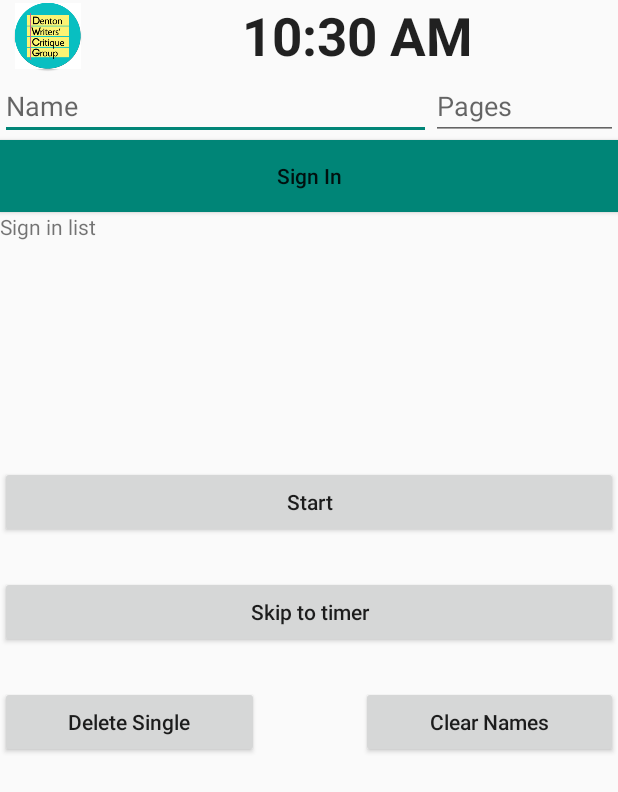
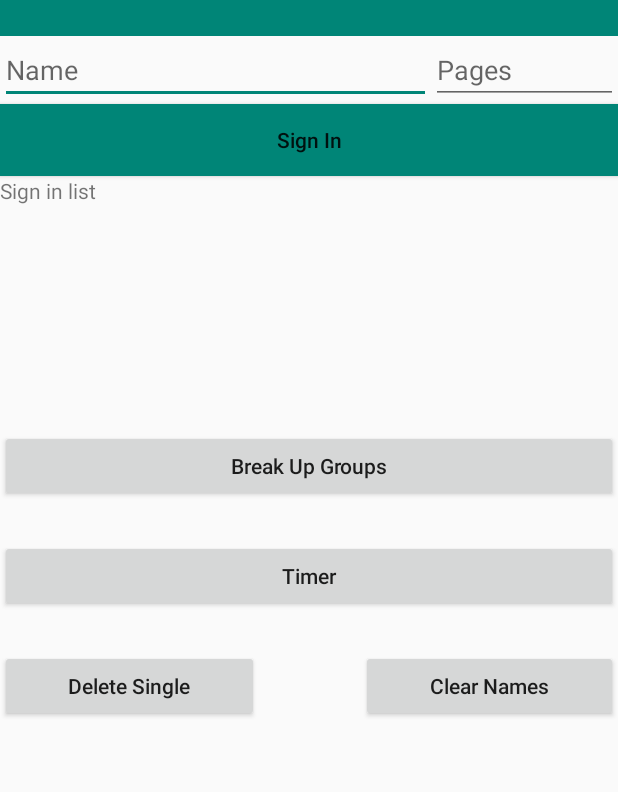
Before and after one commit to Remixt/Denton-Crits-2.0, an Android app: the screen it shows after launch (MainActivity), on a phone screen of 412 x 824 dp. Shown: the top 792 px of the screen. Run offline under Robolectric (Android 15) with nearby library versions, the phone set to English and light mode, and no system bars.

Commit message:
Started work on side menu navigation bar.

```diff
--- a/app/build.gradle
+++ b/app/build.gradle
@@ -21,12 +21,16 @@ android {
 
 dependencies {
     compile fileTree(dir: 'libs', include: ['*.jar'])
+
     androidTestCompile('com.android.support.test.espresso:espresso-core:2.2.2', {
         exclude group: 'com.android.support', module: 'support-annotations'
     })
+
     compile 'com.android.support:appcompat-v7:25.3.1'
     compile 'com.android.support:support-v4:25.3.1'
     compile 'com.android.support.constraint:constraint-layout:1.0.2'
+    compile 'junit:junit:4.12'
+    compile 'com.android.support:cardview-v7:25.3.1'
+    compile 'com.android.support:design:25.3.1'
     testCompile 'junit:junit:4.12'
-    compile 'junit:junit:4.12'
 }
--- a/app/src/main/AndroidManifest.xml
+++ b/app/src/main/AndroidManifest.xml
@@ -4,6 +4,7 @@
 
     <uses-permission android:name="android.permission.WRITE_EXTERNAL_STORAGE" />
     <uses-permission android:name="android.permission.WRITE_INTERNAL_STORAGE" />
+
     <application
         android:allowBackup="true"
         android:icon="@mipmap/ic_launcher"
@@ -18,8 +19,9 @@
                 <category android:name="android.intent.category.LAUNCHER" />
             </intent-filter>
         </activity>
-        <activity android:name=".GroupSortActivity"></activity>
-        <activity android:name=".TimerActivity"></activity>
+        <activity android:name=".GroupSortActivity" />
+        <activity android:name=".TimerActivity" />
+        <activity android:name=".BaseActivity"></activity>
     </application>
 
 </manifest>
--- /dev/null
+++ b/app/src/main/java/com/cbrant/writers/BaseActivity.java
@@ -0,0 +1,28 @@
+package com.cbrant.writers;
+
+
+import android.os.Bundle;
+import android.support.v4.widget.DrawerLayout;
+import android.support.v7.app.AppCompatActivity;
+import android.support.v7.widget.Toolbar;
+import android.widget.FrameLayout;
+
+public class BaseActivity extends AppCompatActivity {
+
+    @Override
+    protected void onCreate(Bundle savedInstanceState) {
+        super.onCreate(savedInstanceState);
+    }
+
+    @Override
+    public void setContentView(int layoutResID)
+    {
+        DrawerLayout fullView = (DrawerLayout) getLayoutInflater().inflate(R.layout.activity_base, null);
+        FrameLayout activityContainer = (FrameLayout) fullView.findViewById(R.id.activity_content);
+        getLayoutInflater().inflate(layoutResID, activityContainer, true);
+        super.setContentView(fullView);
+        Toolbar toolbar = (Toolbar) findViewById(R.id.toolbar);
+        setSupportActionBar(toolbar);
+        setTitle("Activity Title");
+    }
+}
--- a/app/src/main/java/com/cbrant/writers/MainActivity.java
+++ b/app/src/main/java/com/cbrant/writers/MainActivity.java
@@ -16,7 +16,7 @@ import android.widget.Toast;
 import java.util.ArrayList;
 import java.util.List;
 
-public class MainActivity extends AppCompatActivity {
+public class MainActivity extends BaseActivity {
 
 
     private EditText pagesEdit; // sign in entry form for number of pages
@@ -95,17 +95,17 @@ public class MainActivity extends AppCompatActivity {
     }
 
     //starts the group sorting activity
-    public void startGroup(View view) {
+    public void navigateToGroupSort(View view) {
         startActivity(new Intent(MainActivity.this, GroupSortActivity.class));
     }
 
     //skip the sign in, and grouping activities, move to the timer activity
-    public void skipToTimer(View view) {
+    public void navigateToTimer(View view) {
         startActivity(new Intent(MainActivity.this, TimerActivity.class));
     }
 
     //empty the database
-    public void clearTable(View view) {
+    public void clearDatabase(View view) {
         //make sure they hit the button on purpose.
         DialogInterface.OnClickListener dialogClickListener = new DialogInterface.OnClickListener() {
             @Override
@@ -132,7 +132,7 @@ public class MainActivity extends AppCompatActivity {
     }
 
     // remove a specific entry from the database
-    public void removeSingle(View view) {
+    public void removeSingleEntry(View view) {
 
         p = database.getAllPeople();
         list = new ListView(this);
@@ -171,4 +171,8 @@ public class MainActivity extends AppCompatActivity {
         dialog.show();
 
     }
+
+    // email the sign in list
+
+
 }
--- /dev/null
+++ b/app/src/main/res/layout/activity_base.xml
@@ -0,0 +1,31 @@
+<android.support.v4.widget.DrawerLayout
+    android:id="@+id/activity_container"
+    android:layout_width="match_parent"
+    android:layout_height="match_parent"
+    xmlns:android="http://schemas.android.com/apk/res/android"
+    xmlns:app="http://schemas.android.com/apk/res-auto">
+    <LinearLayout xmlns:android="http://schemas.android.com/apk/res/android"
+        android:layout_width="match_parent"
+        android:layout_height="match_parent"
+        android:orientation="vertical">
+
+        <android.support.v7.widget.Toolbar
+            android:id="@+id/toolbar"
+            android:layout_width="match_parent"
+            android:layout_height="24dp"
+            android:background="?android:attr/colorControlActivated"
+            app:title=" " />
+
+        <FrameLayout
+            android:id="@+id/activity_content"
+            android:layout_width="match_parent"
+            android:layout_height="wrap_content" />
+
+    </LinearLayout>
+    <android.support.design.widget.NavigationView
+        android:id="@+id/navigationView"
+        android:layout_width="wrap_content"
+        android:layout_height="match_parent"
+        android:layout_gravity="start"
+        app:menu="@menu/menu_base"/>
+</android.support.v4.widget.DrawerLayout>
--- a/app/src/main/res/layout/activity_main.xml
+++ b/app/src/main/res/layout/activity_main.xml
@@ -17,47 +17,17 @@
         android:layout_width="match_parent"
         android:layout_height="match_parent"
         android:orientation="vertical"
+        android:weightSum="1"
         android:layout_alignParentTop="true"
         android:layout_alignParentLeft="true"
         android:layout_alignParentStart="true"
-        android:weightSum="1">
+        tools:ignore="UselessParent">
 
         <LinearLayout
             android:layout_width="match_parent"
             android:layout_height="wrap_content"
             android:orientation="horizontal">
 
-            <ImageView
-                android:id="@+id/imageView"
-                android:layout_width="wrap_content"
-                android:layout_height="wrap_content"
-                android:layout_marginEnd="8dp"
-                android:layout_marginLeft="8dp"
-                android:layout_marginRight="8dp"
-                android:layout_marginStart="8dp"
-                app:layout_constraintLeft_toLeftOf="parent"
-                app:layout_constraintRight_toRightOf="parent"
-                app:srcCompat="@mipmap/crits_logo"
-                tools:layout_conversion_absoluteHeight="192dp"
-                tools:layout_conversion_absoluteWidth="384dp"
-                tools:layout_conversion_absoluteX="0dp"
-                tools:layout_conversion_absoluteY="240dp"
-                tools:layout_editor_absoluteY="240dp" />
-
-            <TextClock
-                android:id="@+id/textClock"
-                android:layout_width="match_parent"
-                android:layout_height="match_parent"
-                android:textAlignment="center"
-                android:textSize="35sp"
-                android:textStyle="bold"
-                tools:layout_conversion_absoluteHeight="65dp"
-                tools:layout_conversion_absoluteWidth="384dp"
-                tools:layout_conversion_absoluteX="0dp"
-                tools:layout_conversion_absoluteY="175dp"
-                tools:layout_editor_absoluteX="0dp"
-                tools:layout_editor_absoluteY="175dp"
-                tools:targetApi="jelly_bean_mr1" />
         </LinearLayout>
 
         <LinearLayout
@@ -119,7 +89,7 @@
             android:id="@+id/lblSignIn"
             android:layout_width="match_parent"
             android:layout_height="wrap_content"
-            android:text="Sign in list" />
+            android:text="@string/sign_in_list" />
 
         <ListView
             android:id="@+id/signInList"
@@ -137,8 +107,8 @@
                 android:id="@+id/btnStart"
                 android:layout_width="match_parent"
                 android:layout_height="wrap_content"
-                android:onClick="startGroup"
-                android:text="Start"
+                android:onClick="navigateToGroupSort"
+                android:text="@string/break_up_groups"
                 android:textAllCaps="false"
                 tools:layout_conversion_absoluteHeight="48dp"
                 tools:layout_conversion_absoluteWidth="384dp"
@@ -155,8 +125,8 @@
                 android:id="@+id/btnSkip"
                 android:layout_width="match_parent"
                 android:layout_height="wrap_content"
-                android:onClick="skipToTimer"
-                android:text="@string/skip_to_timer"
+                android:onClick="navigateToTimer"
+                android:text="@string/timer"
                 android:textAllCaps="false"
                 tools:layout_conversion_absoluteHeight="48dp"
                 tools:layout_conversion_absoluteWidth="384dp"
@@ -179,8 +149,8 @@
                     android:layout_width="wrap_content"
                     android:layout_height="wrap_content"
                     android:layout_weight="1"
-                    android:onClick="removeSingle"
-                    android:text="Delete Single"
+                    android:onClick="removeSingleEntry"
+                    android:text="@string/delete_single"
                     android:textAllCaps="false" />
 
                 <Space
@@ -193,8 +163,8 @@
                     android:layout_width="wrap_content"
                     android:layout_height="wrap_content"
                     android:layout_weight="1"
-                    android:onClick="clearTable"
-                    android:text="Clear Names"
+                    android:onClick="clearDatabase"
+                    android:text="@string/clear_names"
                     android:textAllCaps="false"
                     tools:layout_conversion_absoluteHeight="48dp"
                     tools:layout_conversion_absoluteWidth="384dp"
--- /dev/null
+++ b/app/src/main/res/menu/menu_base.xml
@@ -0,0 +1,19 @@
+<?xml version="1.0" encoding="utf-8"?>
+<menu xmlns:android="http://schemas.android.com/apk/res/android">
+    <item
+        android:id="@+id/action_main"
+        android:icon="@android:drawable/ic_btn_speak_now"
+        android:title="Main Activity"/>
+    <item
+        android:id="@+id/action_other"
+        android:icon="@android:drawable/ic_btn_speak_now"
+        android:title="Other Activity"/>
+    <item
+        android:id="@+id/action_noHamburger"
+        android:icon="@android:drawable/ic_btn_speak_now"
+        android:title="No Hamburger"/>
+    <item
+        android:id="@+id/action_noToolbar"
+        android:icon="@android:drawable/ic_btn_speak_now"
+        android:title="No Toolbar"/>
+</menu>
--- /dev/null
+++ b/app/src/main/res/values/attrs_nav_drawer.xml
@@ -0,0 +1,8 @@
+<resources>
+    <declare-styleable name="NavDrawer">
+        <attr name="exampleString" format="string" />
+        <attr name="exampleDimension" format="dimension" />
+        <attr name="exampleColor" format="color" />
+        <attr name="exampleDrawable" format="color|reference" />
+    </declare-styleable>
+</resources>
--- a/app/src/main/res/values/strings.xml
+++ b/app/src/main/res/values/strings.xml
@@ -5,5 +5,10 @@
     <string name="pages">Pages</string>
     <string name="skip_to_timer">Skip to timer</string>
     <string name="start">Start</string>
+    <string name="break_up_groups">Break Up Groups</string>
+    <string name="clear_names">Clear Names</string>
+    <string name="delete_single">Delete Single</string>
+    <string name="sign_in_list">Sign in list</string>
+    <string name="timer">Timer</string>
 
 </resources>
--- a/app/src/main/res/values/styles.xml
+++ b/app/src/main/res/values/styles.xml
@@ -1,7 +1,7 @@
 <resources>
 
     <!-- Base application theme. -->
-    <style name="AppTheme" parent="Theme.AppCompat.Light.DarkActionBar">
+    <style name="AppTheme" parent="Theme.AppCompat.Light.NoActionBar">
         <!-- Customize your theme here. -->
         <item name="colorPrimary">@color/colorPrimary</item>
         <item name="colorPrimaryDark">@color/colorPrimaryDark</item>
--- a/build.gradle
+++ b/build.gradle
@@ -5,7 +5,7 @@ buildscript {
         jcenter()
     }
     dependencies {
-        classpath 'com.android.tools.build:gradle:2.3.2'
+        classpath 'com.android.tools.build:gradle:2.3.3'
 
         // NOTE: Do not place your application dependencies here; they belong
         // in the individual module build.gradle files
```
